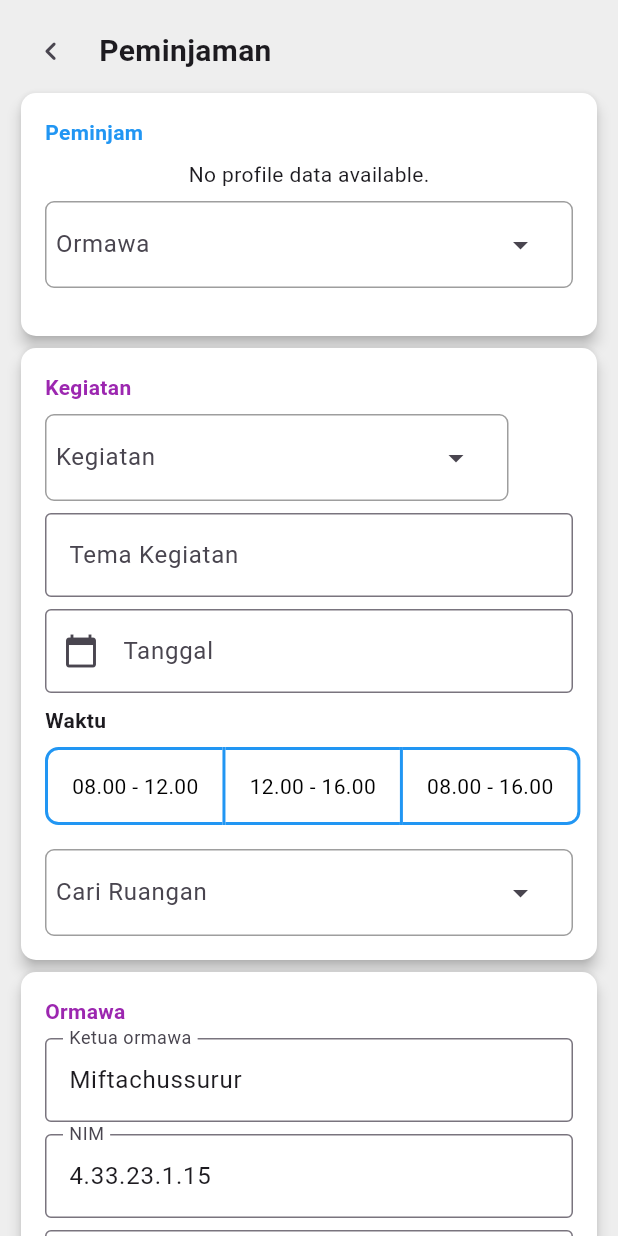
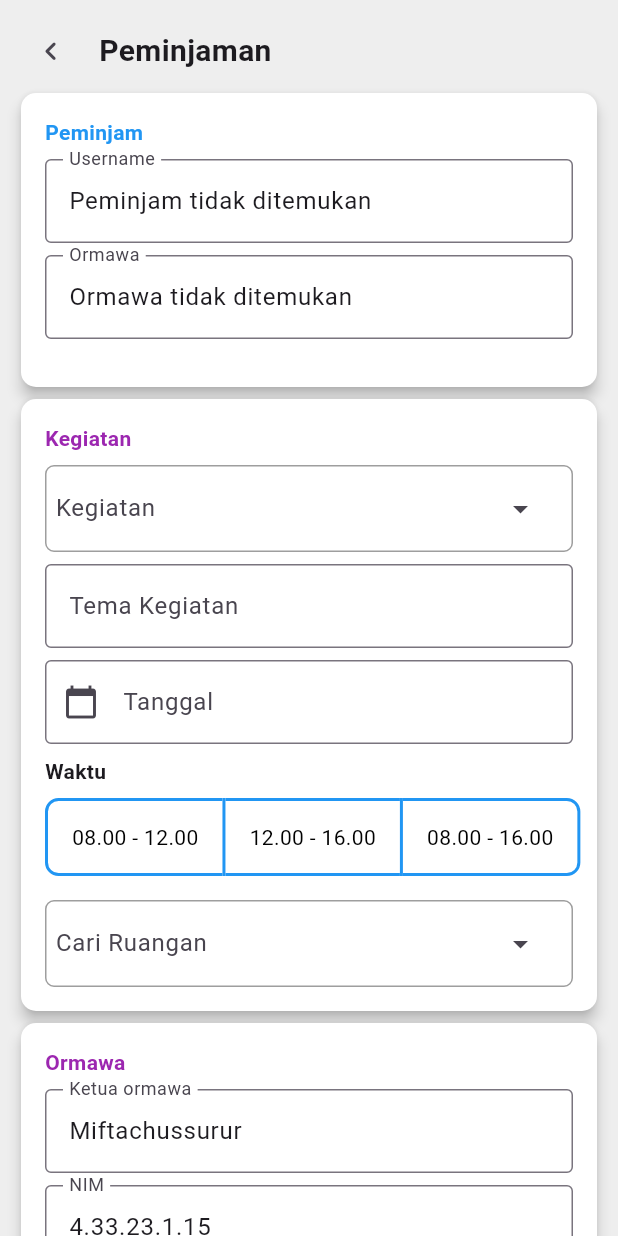
Before and after one commit to sipinjam/sipinjam, a Flutter app: the peminjamanPage screen opened by its route, on a phone screen of 412 x 824 dp. Run offline on Flutter 3.47's test engine with Material 3 defaults, Android fonts, the phone set to English and light mode, and no system bars; our stand-ins replace flutter_riverpod, shared_preferences, table_calendar; missing offline and left inert: d_button, d_info, d_input, d_view; accounts and stored records are empty; network calls fail.

Commit message:
ganti model (mobile)

```diff
--- a/Flutter/lib/datasources/peminjam_datasource.dart
+++ b/Flutter/lib/datasources/peminjam_datasource.dart
@@ -2,11 +2,13 @@ import 'dart:convert';
 
 import 'package:sipit_app/config/app_constant.dart';
 import 'package:sipit_app/config/app_session.dart';
+import 'package:sipit_app/datasources/ormawa_datasource.dart';
 import 'package:sipit_app/models/peminjamModel.dart';
 import 'package:http/http.dart' as http;
 
 class PeminjamDatasource {
   Uri loginUrl = Uri.parse('${AppConstants.baseUrl}/authentications');
+  OrmawaDatasource ormawaDatasource = OrmawaDatasource();
 
   Future<PeminjamModel> login(
     String namaPeminjam,
@@ -63,4 +65,20 @@ class PeminjamDatasource {
       throw Exception("Failed to fetch profile data");
     }
   }
+
+  Future<void> getNameOrmawa(int idPeminjam) async {
+    try {
+      // Ambil data peminjam
+      final peminjam = await fetchPeminjam(idPeminjam);
+
+      // Ambil data ormawa menggunakan idOrmawa dari data peminjam
+      final ormawa = await ormawaDatasource.getOrmawaById(peminjam.idOrmawa);
+
+      // Cetak hasil (atau gunakan dalam logika aplikasi Anda)
+      print('Nama Peminjam: ${peminjam.namaPeminjam}');
+      print('Nama Ormawa: ${ormawa.namaOrmawa}');
+    } catch (e) {
+      print('Error: $e');
+    }
+  }
 }
--- /dev/null
+++ b/Flutter/lib/models/OrmawaModel.dart
@@ -0,0 +1,34 @@
+// To parse this JSON data, do
+//
+//     final ormawaModel = ormawaModelFromJson(jsonString);
+
+import 'dart:convert';
+
+OrmawaModel ormawaModelFromJson(String str) =>
+    OrmawaModel.fromJson(json.decode(str));
+
+String ormawaModelToJson(OrmawaModel data) => json.encode(data.toJson());
+
+class OrmawaModel {
+  int idOrmawa;
+  String namaOrmawa;
+  int idMahasiswa;
+
+  OrmawaModel({
+    required this.idOrmawa,
+    required this.namaOrmawa,
+    required this.idMahasiswa,
+  });
+
+  factory OrmawaModel.fromJson(Map<String, dynamic> json) => OrmawaModel(
+        idOrmawa: json["id_ormawa"],
+        namaOrmawa: json["nama_ormawa"],
+        idMahasiswa: json["id_mahasiswa"],
+      );
+
+  Map<String, dynamic> toJson() => {
+        "id_ormawa": idOrmawa,
+        "nama_ormawa": namaOrmawa,
+        "id_mahasiswa": idMahasiswa,
+      };
+}
--- /dev/null
+++ b/Flutter/lib/models/kegiatan_model.dart
@@ -0,0 +1,50 @@
+// To parse this JSON data, do
+//
+//     final kegiatanModel = kegiatanModelFromJson(jsonString);
+
+import 'dart:convert';
+
+KegiatanModel kegiatanModelFromJson(String str) =>
+    KegiatanModel.fromJson(json.decode(str));
+
+String kegiatanModelToJson(KegiatanModel data) => json.encode(data.toJson());
+
+class KegiatanModel {
+  int idKegiatan;
+  String namaKegiatan;
+  String temaKegiatan;
+  String daftarPanitia;
+  int idOrmawa;
+  int idMahasiswa;
+  int idPeminjam;
+
+  KegiatanModel({
+    required this.idKegiatan,
+    required this.namaKegiatan,
+    required this.temaKegiatan,
+    required this.daftarPanitia,
+    required this.idOrmawa,
+    required this.idMahasiswa,
+    required this.idPeminjam,
+  });
+
+  factory KegiatanModel.fromJson(Map<String, dynamic> json) => KegiatanModel(
+        idKegiatan: json["id_kegiatan"],
+        namaKegiatan: json["nama_kegiatan"],
+        temaKegiatan: json["tema_kegiatan"],
+        daftarPanitia: json["daftar_panitia"],
+        idOrmawa: json["id_ormawa"],
+        idMahasiswa: json["id_mahasiswa"],
+        idPeminjam: json["id_peminjam"],
+      );
+
+  Map<String, dynamic> toJson() => {
+        "id_kegiatan": idKegiatan,
+        "nama_kegiatan": namaKegiatan,
+        "tema_kegiatan": temaKegiatan,
+        "daftar_panitia": daftarPanitia,
+        "id_ormawa": idOrmawa,
+        "id_mahasiswa": idMahasiswa,
+        "id_peminjam": idPeminjam,
+      };
+}
--- a/Flutter/lib/models/peminjamModel.dart
+++ b/Flutter/lib/models/peminjamModel.dart
@@ -1,36 +1,45 @@
+// To parse this JSON data, do
+//
+//     final peminjamModel = peminjamModelFromJson(jsonString);
+
+import 'dart:convert';
+
+PeminjamModel peminjamModelFromJson(String str) =>
+    PeminjamModel.fromJson(json.decode(str));
+
+String peminjamModelToJson(PeminjamModel data) => json.encode(data.toJson());
+
 class PeminjamModel {
-  int? idPeminjam;
+  int idPeminjam;
   String namaPeminjam;
   String password;
-  String? namaLengkap;
+  String namaLengkap;
   String email;
-  String? noTelpon;
-  int? idJenisPeminjam;
+  String noTelpon;
+  int idJenisPeminjam;
+  int idOrmawa;
 
   PeminjamModel({
-    this.idPeminjam,
+    required this.idPeminjam,
     required this.namaPeminjam,
     required this.password,
-    this.namaLengkap,
+    required this.namaLengkap,
     required this.email,
-    this.noTelpon,
-    this.idJenisPeminjam,
+    required this.noTelpon,
+    required this.idJenisPeminjam,
+    required this.idOrmawa,
   });
 
-  factory PeminjamModel.fromJson(Map<String, dynamic> json) {
-    return PeminjamModel(
-      idPeminjam: json["id_peminjam"] ?? 0,
-      namaPeminjam: json["nama_peminjam"] ??
-          '', // Pastikan selalu ada nilai default jika null
-      password:
-          json["password"] ?? '', // Pastikan selalu ada nilai default jika null
-      namaLengkap: json["nama_lengkap"],
-      email: json["email"] ?? '',
-      noTelpon: json["no_telpon"],
-      idJenisPeminjam:
-          json["id_jenis_peminjam"] != null ? json["id_jenis_peminjam"] : null,
-    );
-  }
+  factory PeminjamModel.fromJson(Map<String, dynamic> json) => PeminjamModel(
+        idPeminjam: json["id_peminjam"],
+        namaPeminjam: json["nama_peminjam"],
+        password: json["password"],
+        namaLengkap: json["nama_lengkap"],
+        email: json["email"],
+        noTelpon: json["no_telpon"],
+        idJenisPeminjam: json["id_jenis_peminjam"],
+        idOrmawa: json["id_ormawa"],
+      );
 
   Map<String, dynamic> toJson() => {
         "id_peminjam": idPeminjam,
@@ -40,5 +49,6 @@ class PeminjamModel {
         "email": email,
         "no_telpon": noTelpon,
         "id_jenis_peminjam": idJenisPeminjam,
+        "id_ormawa": idOrmawa,
       };
 }
--- a/Flutter/lib/pages/dashboard/PeminjamanForm/peminjaman.dart
+++ b/Flutter/lib/pages/dashboard/PeminjamanForm/peminjaman.dart
@@ -3,8 +3,12 @@ import 'package:d_input/d_input.dart';
 import 'package:flutter/material.dart';
 import 'package:sipit_app/config/app_session.dart';
 import 'package:sipit_app/config/nav.dart';
+import 'package:sipit_app/datasources/kegiatan_datasource.dart';
 import 'package:sipit_app/datasources/mahasiswa_datasource.dart';
+import 'package:sipit_app/datasources/ormawa_datasource.dart';
 import 'package:sipit_app/datasources/ruangan_datasource.dart';
+import 'package:sipit_app/models/OrmawaModel.dart';
+import 'package:sipit_app/models/kegiatan_model.dart';
 import 'package:sipit_app/models/mahasiswaModel.dart';
 import 'package:sipit_app/models/peminjamModel.dart';
 import 'package:sipit_app/pages/dashboardPage.dart';
@@ -25,13 +29,19 @@ class _peminjamanPageState extends State<peminjamanPage> {
       TextEditingController();
   final MahasiswaDatasource _mahasiswaDatasource = MahasiswaDatasource();
   List<MahasiswanModel> _mahasiswas = [];
-  String? _selectedOrmawa;
   final RuanganDatasource _ruanganDatasource = RuanganDatasource();
   List<DaftarRuanganModel> _ruangans = [];
+  String? _selectedOrmawa;
+  final KegiatanDatasource _kegiatanDatasource = KegiatanDatasource();
+  List<KegiatanModel> _kegiatans = [];
   String? _selectedRuangan;
-
   bool _isLoadingMahasiswa = false;
   bool _isLoadingRuangan = false;
+  String _namaPeminjam = '';
+  String _namaOrmawa = '';
+  final OrmawaDatasource ormawaDatasource = OrmawaDatasource();
+  TextEditingController _namaPeminjamController = TextEditingController();
+  TextEditingController _namaOrmawaController = TextEditingController();
 
   Future<void> fetchApi() async {
     setState(() {
@@ -43,11 +53,13 @@ class _peminjamanPageState extends State<peminjamanPage> {
       final results = await Future.wait([
         _mahasiswaDatasource.getAllMahasiswa(),
         _ruanganDatasource.fetchRuanganNonRequired(),
+        _kegiatanDatasource.getAllKegiatan(),
       ]);
 
       setState(() {
         _mahasiswas = results[0] as List<MahasiswanModel>;
         _ruangans = results[1] as List<DaftarRuanganModel>;
+        _kegiatans = results[2] as List<KegiatanModel>;
       });
     } catch (e) {
       print('Error: $e');
@@ -56,6 +68,39 @@ class _peminjamanPageState extends State<peminjamanPage> {
         _isLoadingRuangan = false;
         _isLoadingMahasiswa = false;
       });
+    }
+  }
+
+  Future<void> _formPeminjam() async {
+    try {
+      final PeminjamModel? peminjam = await AppSession.getPeminjam();
+      if (peminjam != null) {
+        setState(() {
+          _namaPeminjam = peminjam.namaPeminjam;
+          _namaPeminjamController.text = _namaPeminjam;
+        });
+        final OrmawaModel ormawa =
+            await ormawaDatasource.getOrmawaById(peminjam.idOrmawa);
+        setState(() {
+          _namaOrmawa = ormawa.namaOrmawa;
+          _namaOrmawaController.text = _namaOrmawa;
+        });
+      } else {
+        setState(() {
+          _namaPeminjam = 'Peminjam tidak ditemukan';
+          _namaPeminjamController.text = _namaPeminjam;
+          _namaOrmawa = 'Ormawa tidak ditemukan';
+          _namaOrmawaController.text = _namaOrmawa;
+        });
+      }
+    } catch (e) {
+      setState(() {
+        _namaPeminjam = 'Error memuat data';
+        _namaPeminjamController.text = _namaPeminjam;
+        _namaOrmawa = 'Error memuat data';
+        _namaOrmawaController.text = _namaOrmawa;
+      });
+      print(e);
     }
   }
 
@@ -76,45 +121,23 @@ class _peminjamanPageState extends State<peminjamanPage> {
   }
 
   @override
+  void dispose() {
+    _namaPeminjamController.dispose();
+    _namaOrmawaController.dispose();
+    super.dispose();
+  }
+
+  @override
   void initState() {
     fetchApi();
     super.initState();
-  }
-
-  void _addEvent() {
-    final TextEditingController eventBaruController = TextEditingController();
-
-    showDialog(
-        context: context,
-        builder: (BuildContext context) {
-          return AlertDialog(
-            title: Text('Tambah Event'),
-            content: TextField(
-              controller: eventBaruController,
-              decoration: InputDecoration(
-                labelText: 'Event Baru',
-                border: OutlineInputBorder(),
-              ),
-            ),
-            actions: [
-              TextButton(
-                  onPressed: () {
-                    Navigator.of(context).pop();
-                  },
-                  child: Text('Batal')),
-              TextButton(onPressed: () {}, child: Text('Tambah'))
-            ],
-          );
-        });
+    _formPeminjam();
   }
 
   @override
   Widget build(BuildContext context) {
     final screenWidth = MediaQuery.of(context).size.width;
     return Scaffold(
-      // appBar: AppBar(
-      //   title: const Text("Form Peminjaman"),
-      // ),
       backgroundColor: putih,
       body: SingleChildScrollView(
         child: Padding(
@@ -153,61 +176,32 @@ class _peminjamanPageState extends State<peminjamanPage> {
                     child: Column(
                       crossAxisAlignment: CrossAxisAlignment.start,
                       children: [
-                      const Text(
+                        Text(
                           'Peminjam',
                           style: TextStyle(
                               color: Colors.blue, fontWeight: FontWeight.bold),
                         ),
-                      const SizedBox(height: 8),
-                      FutureBuilder(
-                          future: AppSession.getPeminjam(),
-                          builder: (context, snapshot) {
-                            if (!snapshot.hasData || snapshot.data == null) {
-                              return const Center(
-                                  child: Text("No profile data available."));
-                            }
-
-                            PeminjamModel peminjam = snapshot.data!;
-                            return TextFormField(
-                              initialValue: peminjam.namaPeminjam,
+                        SizedBox(height: 8),
+                        TextFormField(
+                          controller: _namaPeminjamController,
                           readOnly: true,
                           decoration: const InputDecoration(
                             labelText: 'Username',
                             border: OutlineInputBorder(),
                           ),
-                            );
-                          }),
-                      const SizedBox(height: 8),
-                      _isLoadingMahasiswa
-                          ? const Center(
-                              child: CircularProgressIndicator(),
-                            )
-                          : Container(
-                              padding: EdgeInsets.symmetric(horizontal: 6),
-                              decoration: BoxDecoration(
-                                  border: Border.all(color: Colors.grey),
-                                  borderRadius: BorderRadius.circular(6)),
-                              child: DropdownMenu<MahasiswanModel?>(
-                                width: MediaQuery.of(context).size.width,
-                                // controller: _searchRuanganController,
-                                hintText: "Ormawa",
-                                inputDecorationTheme: InputDecorationTheme(
-                                    border: InputBorder.none),
-                                dropdownMenuEntries: _mahasiswas.map((ormawa) {
-                                  return DropdownMenuEntry(
-                                      value: ormawa, label: ormawa.namaOrmawa!);
-                                }).toList(),
-                                onSelected: (ormawa) {
-                                  setState(() {
-                                    _selectedOrmawa = ormawa.toString();
-                                  });
-                                },
+                        ),
+                        SizedBox(height: 8),
+                        TextFormField(
+                          controller: _namaOrmawaController,
+                          readOnly: true,
+                          decoration: const InputDecoration(
+                            labelText: 'Ormawa',
+                            border: OutlineInputBorder(),
                           ),
                         ),
-                      const SizedBox(height: 16),
+                        SizedBox(height: 16),
                       ],
-                  ),
-                ),
+                    )),
               ),
               // Bagian Kegiatan
               Card(
@@ -227,11 +221,8 @@ class _peminjamanPageState extends State<peminjamanPage> {
                             color: Colors.purple, fontWeight: FontWeight.bold),
                       ),
                       const SizedBox(height: 8),
-                      Row(
-                        mainAxisAlignment: MainAxisAlignment.spaceBetween,
-                        children: [
                       Container(
-                            width: MediaQuery.of(context).size.width * 0.75,
+                        width: MediaQuery.of(context).size.width,
                         padding: EdgeInsets.symmetric(horizontal: 6),
                         decoration: BoxDecoration(
                             border: Border.all(color: Colors.grey),
@@ -240,8 +231,8 @@ class _peminjamanPageState extends State<peminjamanPage> {
                           width: MediaQuery.of(context).size.width,
                           // controller: _searchRuanganController,
                           hintText: "Kegiatan",
-                              inputDecorationTheme: InputDecorationTheme(
-                                  border: InputBorder.none),
+                          inputDecorationTheme:
+                              InputDecorationTheme(border: InputBorder.none),
                           dropdownMenuEntries: _mahasiswas.map((ormawa) {
                             return DropdownMenuEntry(
                                 value: ormawa, label: ormawa.namaOrmawa!);
@@ -252,21 +243,6 @@ class _peminjamanPageState extends State<peminjamanPage> {
                             });
                           },
                         ),
-                          ),
-                          DButtonFlat(
-                            padding: EdgeInsets.all(12),
-                            radius: 6,
-                            onClick: () => _addEvent(),
-                            mainColor: biruTua,
-                            child: Center(
-                              child: Icon(
-                                Icons.add,
-                                size: 25,
-                                color: Colors.white,
-                              ),
-                            ),
-                          )
-                        ],
                       ),
                       const SizedBox(height: 8),
                       TextFormField(
```
Also changed, not shown: Flutter/lib/datasources/kegiatan_datasource.dart (added, +22 -0 lines), Flutter/lib/datasources/ormawa_datasource.dart (added, +38 -0 lines), Flutter/lib/datasources/peminjaman_datasource.dart (+15 -21 lines), Flutter/lib/models/peminjamanModel.dart (+13 -17 lines), Flutter/lib/pages/dashboard/History/history.dart (+21 -9 lines), Flutter/lib/pages/dashboard/Home/homePage.dart (+23 -13 lines), Flutter/lib/pages/dashboard/Schedule/schedule.dart (+4 -20 lines). Lines whose indentation alone changed are shown as unchanged.
